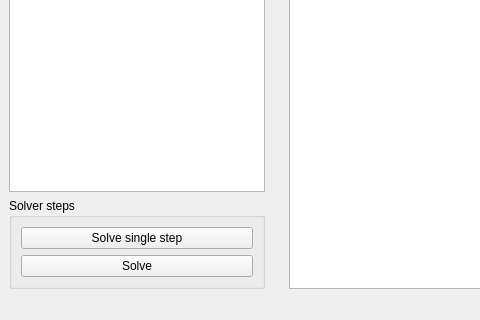
Before: the Qt Designer form gui/ui/mainwindow.ui in JoostvanPinxten/ConstraintPuzzler, drawn with Qt 5; both pictures show x 0 to 480 and y 326 to 646 of the 858 by 646 pixel window.
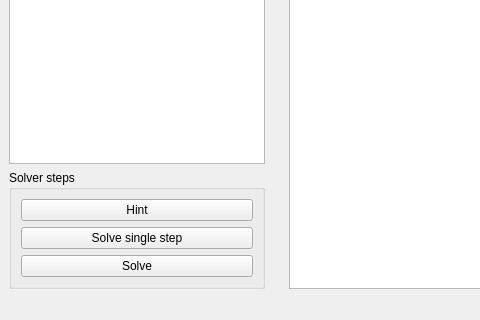
After: the same form once the commit is applied.

Commit message: Solve in a background thread, with Cancel and a Hint button (architecture step 4)

Patch:
```diff
--- a/gui/ui/mainwindow.ui
+++ b/gui/ui/mainwindow.ui
@@ -71,6 +71,16 @@
           <string>Solver steps</string>
          </property>
          <layout class="QVBoxLayout" name="verticalLayout_3">
+          <item>
+           <widget class="QPushButton" name="hintPushButton">
+            <property name="toolTip">
+             <string>Show a cell whose value follows from the constraints, and why, without filling it in</string>
+            </property>
+            <property name="text">
+             <string>Hint</string>
+            </property>
+           </widget>
+          </item>
           <item>
            <widget class="QPushButton" name="solveStepPushButton">
             <property name="toolTip">
```
The commit also changes 8 other files.
